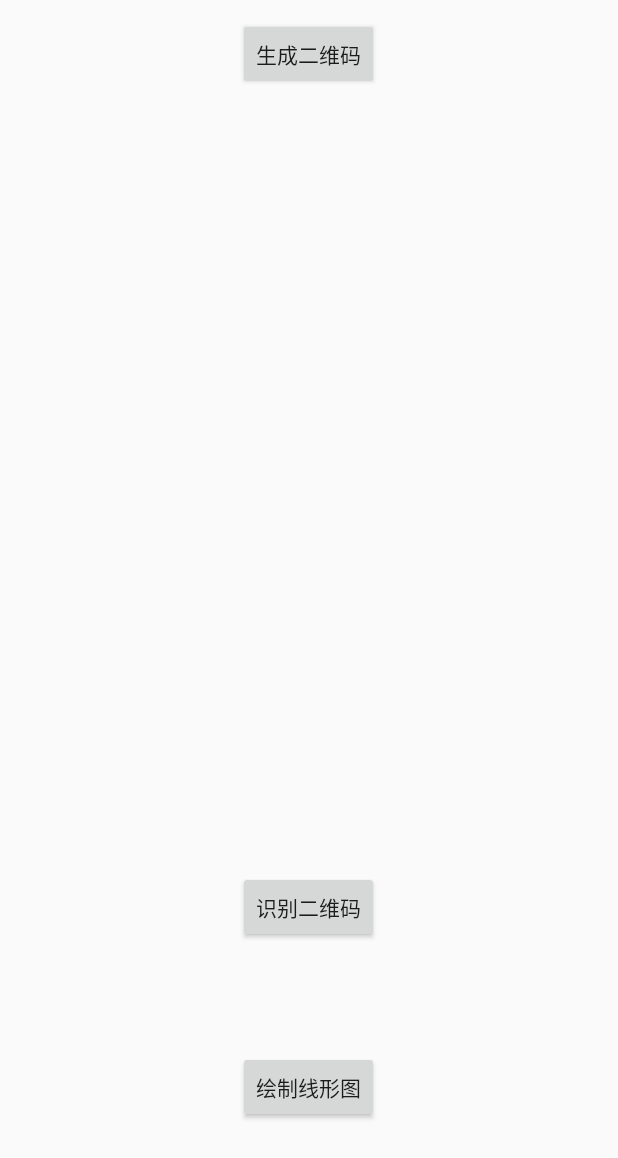
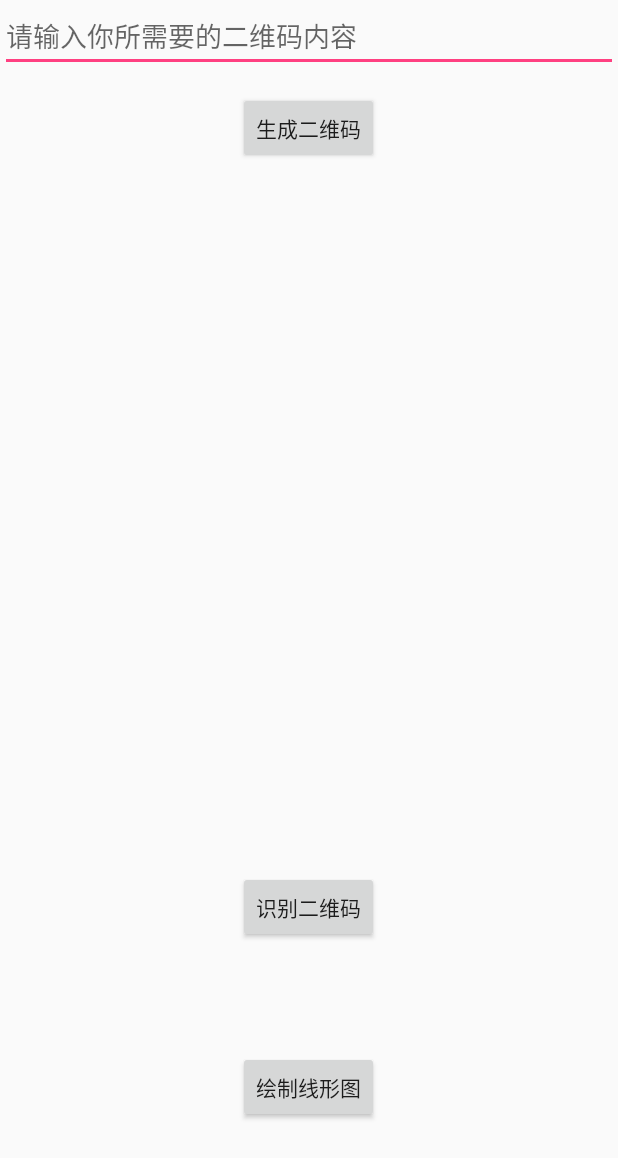
Before and after one commit to loveyyy/Test, an Android app: the screen it shows after launch (TestALL), on a phone screen of 412 x 824 dp. Shown: the top 1158 px of the screen. Run offline under Robolectric (Android 15) with nearby library versions, the phone set to English and light mode, and no system bars.

Commit message:
2018 7   14

```diff
--- a/app/src/main/java/com/example/administrator/test/TestALL.java
+++ b/app/src/main/java/com/example/administrator/test/TestALL.java
@@ -3,27 +3,84 @@ package com.example.administrator.test;
 import android.app.Activity;
 import android.content.Intent;
 import android.graphics.Bitmap;
+import android.graphics.BitmapFactory;
+import android.graphics.drawable.BitmapDrawable;
+import android.graphics.drawable.Drawable;
+import android.os.Build;
 import android.os.Bundle;
 import android.preference.PreferenceManager;
 import android.support.annotation.Nullable;
+import android.support.annotation.RequiresApi;
 import android.text.TextUtils;
 import android.util.Log;
 import android.view.View;
 import android.widget.Button;
+import android.widget.EditText;
 import android.widget.ImageView;
+import android.widget.RelativeLayout;
+import android.widget.TextView;
 import android.widget.Toast;
+
+import com.google.zxing.BinaryBitmap;
+import com.google.zxing.ChecksumException;
+import com.google.zxing.FormatException;
+import com.google.zxing.NotFoundException;
+import com.google.zxing.RGBLuminanceSource;
+import com.google.zxing.Result;
+import com.google.zxing.common.HybridBinarizer;
+import com.google.zxing.qrcode.QRCodeReader;
 
 import Utils.QrcCodeUtils;
 
 public class TestALL extends Activity implements View.OnClickListener{
     private Button btn_creat_code,btn_readcode,btn_todraw;
-    private ImageView imageView;
+    private ImageView imageView,iv_big;
+    private Bitmap bitmap;
+    private RelativeLayout rl;
+    private TextView tv_result;
+    private EditText et_needcode;
 
     @Override
     protected void onCreate(@Nullable Bundle savedInstanceState) {
         super.onCreate(savedInstanceState);
         setContentView(R.layout.testmain);
         imageView=findViewById(R.id.iv_code);
+        imageView.setOnClickListener(this);
+        iv_big=findViewById(R.id.iv_Big);
+        rl=findViewById(R.id.Rl1);
+        tv_result=findViewById(R.id.tv_result);
+        et_needcode=findViewById(R.id.et_needcode);
+        iv_big.setOnClickListener(this);
+        iv_big.setOnLongClickListener(new View.OnLongClickListener() {
+            @Override
+            public boolean onLongClick(View view) {
+                Bitmap bm =((BitmapDrawable) ((ImageView) imageView).getDrawable()).getBitmap();
+                int width = bm.getWidth();
+                int height = bm.getHeight();
+                int[] data = new int[width * height];
+                bm.getPixels(data, 0, width, 0, 0, width, height);
+                RGBLuminanceSource source = new RGBLuminanceSource(width, height, data);
+                BinaryBitmap bitmap1 = new BinaryBitmap(new HybridBinarizer(source));
+                QRCodeReader reader = new QRCodeReader();
+                Result re = null;
+                try {
+                    re = reader.decode(bitmap1);
+                } catch (NotFoundException e) {
+                    e.printStackTrace();
+                } catch (ChecksumException e) {
+                    e.printStackTrace();
+                } catch (FormatException e) {
+                    e.printStackTrace();
+                }
+                if (re == null) {
+                } else {
+                iv_big.setVisibility(View.GONE);
+                rl.setVisibility(View.VISIBLE);
+                tv_result.setText(re.getText());
+                }
+                return false;
+            }
+        });
         btn_creat_code=findViewById(R.id.btn_creatcode);
         btn_readcode=findViewById(R.id.btn_readcode);
         btn_todraw=findViewById(R.id.btn_todraw);
@@ -32,12 +89,18 @@ public class TestALL extends Activity implements View.OnClickListener{
         btn_todraw.setOnClickListener(this);
     }
 
+    @RequiresApi(api = Build.VERSION_CODES.JELLY_BEAN)
     @Override
     public void onClick(View view) {
         switch (view.getId()){
             case R.id.btn_creatcode:
-                Bitmap bitmap= QrcCodeUtils.createQRCodeBitmap("看片请加微信18327646670",160,160);
-                imageView.setImageBitmap(bitmap);
+                if(!TextUtils.isEmpty(et_needcode.getText())){
+                    bitmap= QrcCodeUtils.createQRCodeBitmap(et_needcode.getText().toString(),160,160);
+                    imageView.setImageBitmap(bitmap);
+                }else{
+                    Toast.makeText(TestALL.this,"请输入信息",Toast.LENGTH_SHORT).show();
+                }
+
                 break;
 
             case R.id.btn_readcode:
@@ -50,6 +113,15 @@ public class TestALL extends Activity implements View.OnClickListener{
             case R.id.btn_todraw:
                 Intent intent1=new Intent(TestALL.this,TestChart.class);
                 startActivity(intent1);
+                break;
+            case R.id.iv_code:
+                    iv_big.setImageBitmap(bitmap);
+                    iv_big.setVisibility(View.VISIBLE);
+                    rl.setVisibility(View.GONE);
+                break;
+            case R.id.iv_Big:
+                rl.setVisibility(View.VISIBLE);
+                iv_big.setVisibility(View.GONE);
                 break;
         }
     }
--- a/app/src/main/res/layout/testmain.xml
+++ b/app/src/main/res/layout/testmain.xml
@@ -1,7 +1,21 @@
 <?xml version="1.0" encoding="utf-8"?>
-<RelativeLayout xmlns:android="http://schemas.android.com/apk/res/android"
+<FrameLayout xmlns:android="http://schemas.android.com/apk/res/android"
     android:layout_width="match_parent"
     android:layout_height="match_parent">
+    <ImageView
+        android:id="@+id/iv_Big"
+        android:layout_width="match_parent"
+        android:layout_height="match_parent"
+        android:visibility="gone"/>
+    <RelativeLayout
+        android:id="@+id/Rl1"
+        android:layout_width="match_parent"
+        android:layout_height="match_parent">
+        <EditText
+            android:id="@+id/et_needcode"
+            android:layout_width="match_parent"
+            android:layout_height="wrap_content"
+            android:hint="请输入你所需要的二维码内容"/>
 
         <Button
             android:id="@+id/btn_creatcode"
@@ -9,7 +23,7 @@
             android:layout_height="wrap_content"
             android:layout_alignParentTop="true"
             android:layout_centerHorizontal="true"
-        android:layout_marginTop="12dp"
+            android:layout_marginTop="61dp"
             android:text="生成二维码" />
 
         <ImageView
@@ -18,7 +32,7 @@
             android:layout_height="160dp"
             android:layout_alignParentTop="true"
             android:layout_centerHorizontal="true"
-        android:layout_marginTop="80dp"
+            android:layout_marginTop="129dp"
             android:scaleType="centerCrop" />
 
         <Button
@@ -30,6 +44,13 @@
             android:layout_marginBottom="195dp"
             android:text="识别二维码" />
 
+        <TextView
+            android:id="@+id/tv_result"
+            android:layout_width="wrap_content"
+            android:layout_height="wrap_content"
+            android:layout_alignParentBottom="true"
+            android:layout_centerHorizontal="true"
+            android:layout_marginBottom="138dp" />
         <Button
             android:id="@+id/btn_todraw"
             android:layout_width="wrap_content"
@@ -38,5 +59,7 @@
             android:layout_centerHorizontal="true"
             android:layout_marginBottom="75dp"
             android:text="绘制线形图" />
+    </RelativeLayout>
 
-</RelativeLayout>
+
+</FrameLayout>
```
Lines whose indentation alone changed are shown as unchanged.
